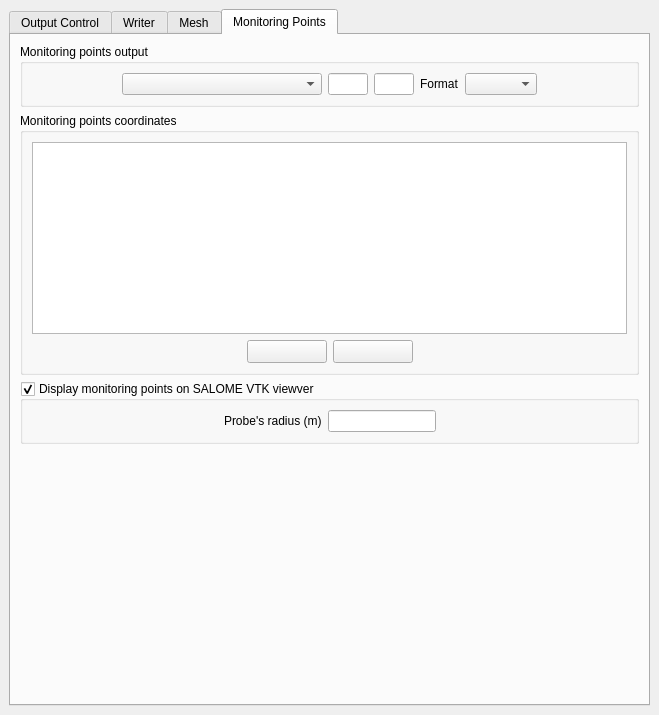
Before: the Qt Designer form gui/Pages/OutputControlForm.ui in code-saturne/code_saturne, drawn with Qt 5.
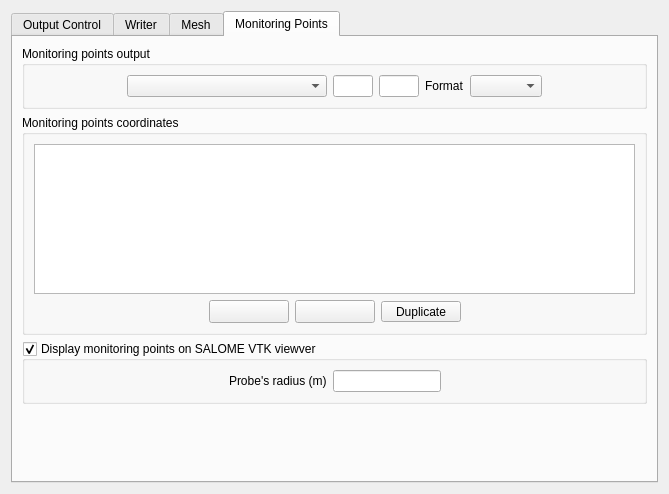
After: the same form once the commit is applied. Icons and pictures are not drawn.

Commit message: add duplicate probes capabilities to GUI

```diff
--- a/gui/Pages/OutputControlForm.ui
+++ b/gui/Pages/OutputControlForm.ui
@@ -6,20 +6,14 @@
    <rect>
     <x>0</x>
     <y>0</y>
-    <width>659</width>
-    <height>715</height>
+    <width>669</width>
+    <height>494</height>
    </rect>
   </property>
   <property name="windowTitle">
    <string>Form</string>
   </property>
-  <layout class="QGridLayout">
-   <property name="margin">
-    <number>9</number>
-   </property>
-   <property name="spacing">
-    <number>6</number>
-   </property>
+  <layout class="QGridLayout" name="gridLayout_4">
    <item row="0" column="0">
     <widget class="QTabWidget" name="tabWidget">
      <property name="font">
@@ -718,8 +712,8 @@
       <attribute name="title">
        <string>Monitoring Points</string>
       </attribute>
-      <layout class="QVBoxLayout" name="verticalLayout">
-       <item>
+      <layout class="QGridLayout" name="gridLayout_3">
+       <item row="0" column="0">
         <widget class="QGroupBox" name="groupBoxMonitoring">
          <property name="title">
           <string>Monitoring points output</string>
@@ -832,7 +826,7 @@
          </layout>
         </widget>
        </item>
-       <item>
+       <item row="1" column="0">
         <widget class="QGroupBox" name="groupBoxMonitoringCoordinates">
          <property name="maximumSize">
           <size>
@@ -843,13 +837,7 @@
          <property name="title">
           <string>Monitoring points coordinates</string>
          </property>
-         <layout class="QGridLayout">
-          <property name="margin">
-           <number>9</number>
-          </property>
-          <property name="spacing">
-           <number>6</number>
-          </property>
+         <layout class="QGridLayout" name="gridLayout_2">
           <item row="0" column="0">
            <widget class="QTableView" name="tableViewPoints">
             <property name="minimumSize">
@@ -867,13 +855,7 @@
            </widget>
           </item>
           <item row="1" column="0">
-           <layout class="QHBoxLayout">
-            <property name="spacing">
-             <number>6</number>
-            </property>
-            <property name="margin">
-             <number>0</number>
-            </property>
+           <layout class="QHBoxLayout" name="horizontalLayout_3">
             <item>
              <spacer>
               <property name="orientation">
@@ -936,6 +918,28 @@
               </property>
              </widget>
             </item>
+            <item>
+             <widget class="QToolButton" name="toolButtonDuplicate">
+              <property name="minimumSize">
+               <size>
+                <width>80</width>
+                <height>0</height>
+               </size>
+              </property>
+              <property name="maximumSize">
+               <size>
+                <width>80</width>
+                <height>16777215</height>
+               </size>
+              </property>
+              <property name="statusTip">
+               <string>Delet several lines if you want</string>
+              </property>
+              <property name="text">
+               <string>Duplicate</string>
+              </property>
+             </widget>
+            </item>
             <item>
              <spacer>
               <property name="orientation">
@@ -954,7 +958,7 @@
          </layout>
         </widget>
        </item>
-       <item>
+       <item row="2" column="0">
         <widget class="QGroupBox" name="groupBoxProbesDisplay">
          <property name="title">
           <string>Display monitoring points on SALOME VTK viewver</string>
```
Left out of the diff: 2 changed lines with no effect on the pictures. The commit also changes 1 other file.
